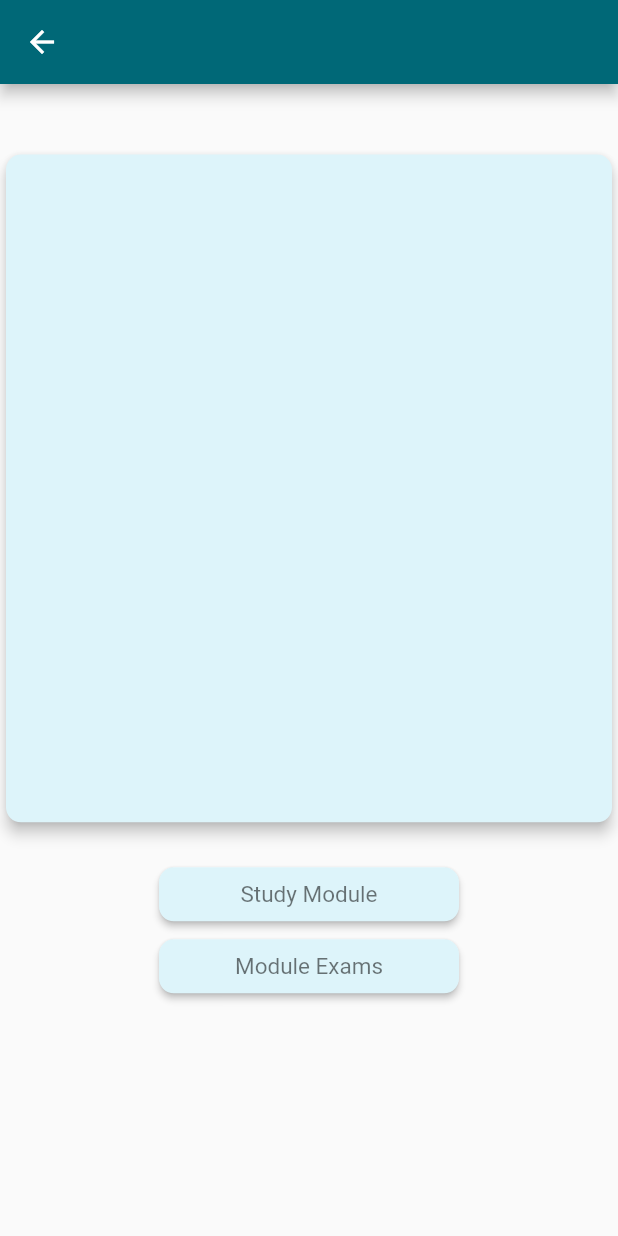
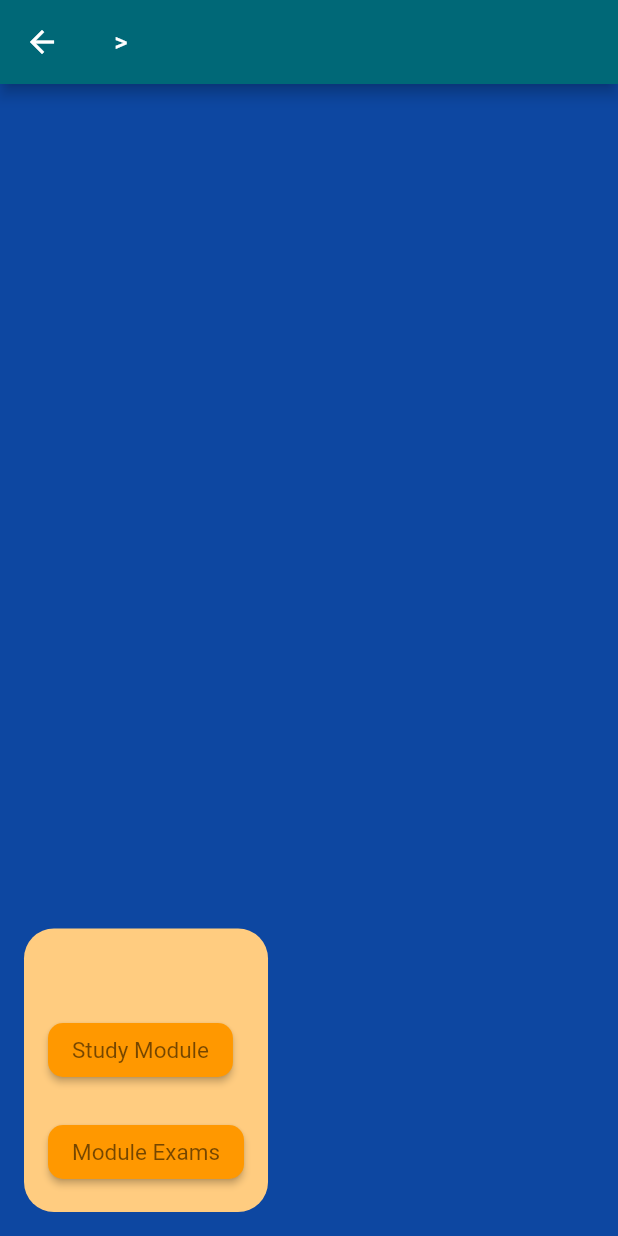
Before and after one commit to mazumdersaptarshi/isms_backup, a Flutter app: the ModuleDetails screen opened directly with empty values, on a phone screen of 412 x 824 dp. Run offline on Flutter 3.47's test engine with Material 2 defaults, Android fonts, the phone set to English and light mode, and no system bars; our stand-ins replace cloud_firestore, csv, file_picker, firebase_auth, firebase_core, firebase_storage and 5 more; missing offline and left inert: html_editor_enhanced, to_csv; accounts and stored records are empty.

Commit message:
merge uilayout/Moduledescpage.dart into moduleScreens/moduleDetailsScreen.dart

```diff
--- a/lib/screens/learningModuleScreens/courseScreens/moduleScreens/moduleDetailsScreen.dart
+++ b/lib/screens/learningModuleScreens/courseScreens/moduleScreens/moduleDetailsScreen.dart
@@ -56,7 +56,6 @@ class _ModuleDetailsState extends State<ModuleDetails> {
 
     CoursesProvider coursesProvider = Provider.of<CoursesProvider>(context);
 
-    try {} catch (e) {}
     widget.slidesDataMaster = SlidesDataMaster(
         course: widget.course,
         coursesProvider: coursesProvider,
@@ -64,7 +63,10 @@ class _ModuleDetailsState extends State<ModuleDetails> {
     if (isSlidesFetched == false) {
       fetchSlidesList(coursesProvider: coursesProvider);
     }
-    return Scaffold(
+    return Directionality(
+      textDirection: TextDirection.ltr,
+      child: Scaffold(
+        backgroundColor: Colors.blue[900],
         appBar: AppBar(
           leading: IconButton(
             icon: Icon(Icons.arrow_back),
@@ -72,54 +74,63 @@ class _ModuleDetailsState extends State<ModuleDetails> {
               Navigator.pop(context);
             },
           ),
-        title: widget.module != null
-            ? Text(
-                "${widget.module.title}",
+          title: Text(
+            "${widget.course.name} > ${widget.module.title}",
             style: commonTitleStyle,
           )
-            : Text(
-                "No modules",
-                style: commonTitleStyle,
+        ),
+        body: Padding(
+          padding: const EdgeInsets.all(16.0),
+          child: Column(
+            crossAxisAlignment: CrossAxisAlignment.start,
+            children: [
+              Text(
+                "${widget.module.title}",
+                style: ModuleDescStyle,
+              ),
+              SizedBox(height: 20.0),
+              Container(
+                decoration: BoxDecoration(
+                  color: Colors.white,
+                  borderRadius: BorderRadius.only(
+                    bottomLeft: Radius.circular(20.0),
+                    bottomRight: Radius.circular(20.0),
                   ),
                 ),
-      body: widget.module != null
-          ? Column(
-              crossAxisAlignment: CrossAxisAlignment.stretch,
+                //child: Image.network(
+                //  "https://blogassets.leverageedu.com/blog/wp-content/uploads/2020/04/23152312/IELTS-Study-Material.png",
+                //  fit: BoxFit.cover,
+                //),
+              ),
+              SizedBox(height: 20),
+              Spacer(),
+              Container(
+                padding: EdgeInsets.all(16.0),
+                decoration: BoxDecoration(
+                  color: Colors.orange[200],
+                  borderRadius: BorderRadius.circular(20.0),
+                ),
+                child: Column(
+                  crossAxisAlignment: CrossAxisAlignment.start,
                   children: [
                     Text(
-                  widget.course.name,
-                  style: ModuleDescStyle,
-                ),
-                SizedBox(height: 20),
-                // Card with course description
-                SingleChildScrollView(
-                  child: Container(
-                    height: MediaQuery.of(context).size.height * 0.55,
-                    child: Card(
-                      elevation: 4,
-                      shape: customCardShape,
-                      color: primaryColor,
-                      child: Padding(
-                        padding: const EdgeInsets.all(16.0),
-                        child: Text(
                       widget.module.contentDescription,
-                          style: commonTextStyle,
-                        ),
-                      ),
-                    ),
+                      style: TextStyle(
+                        color: Colors.black,
+                        fontSize: 18,
                       ),
                     ),
                     SizedBox(height: 20.0),
-                // Study Module button aligned to the bottom and centered
-                Align(
-                  alignment: Alignment.bottomCenter,
-                  child: Column(
-                    children: [
+                    // TODO move the slides loading logic into
+                    // SlidesDisplayScreen
                     if (isSlidesFetched && isSlidesListEmpty == false)
-                        SizedBox(
-                          width: 200,
-                          child: ElevatedButton(
-                            style: customElevatedButtonStyle(),
+                      ElevatedButton(
+                        style: ButtonStyle(
+                          backgroundColor:
+                          MaterialStateProperty.all<Color>(Colors.orange),
+                          foregroundColor:
+                          MaterialStateProperty.all<Color>(Colors.black),
+                        ),
                         onPressed: () async {
                           await loggedInState.setUserCourseStarted(
                               courseDetails: {
@@ -136,7 +147,6 @@ class _ModuleDetailsState extends State<ModuleDetails> {
                                       )));
                         },
                         child: Text('Study Module', style: commonTextStyle),
-                          ),
                       )
                     else
                       Container(
@@ -150,11 +160,8 @@ class _ModuleDetailsState extends State<ModuleDetails> {
                           ),
                         ),
                       ),
-
-                      SizedBox(
-                        width: 200,
-                        child: ElevatedButton(
-                          style: customElevatedButtonStyle(),
+                    SizedBox(height: 20.0),
+                    ElevatedButton(
                       onPressed: () {
                         Navigator.push(
                           context,
@@ -166,56 +173,38 @@ class _ModuleDetailsState extends State<ModuleDetails> {
                                   )));
                       },
                       child: Text('Module Exams', style: commonTextStyle),
+                      style: ButtonStyle(
+                        backgroundColor:
+                        MaterialStateProperty.all<Color>(Colors.orange),
+                        foregroundColor:
+                        MaterialStateProperty.all<Color>(Colors.black),
                       ),
                     ),
 
-                      // TODO see if this can be removed, as it's
-                      // already in the module exam list page
-                      SizedBox(height: 20),
-                      if (userRole == "admin")
-                        SizedBox(
-                          width: 200,
-                          child: ElevatedButton(
-                            style: customElevatedButtonStyle(),
-                            onPressed: () {
-                              Navigator.push(
-                                  context,
-                                  MaterialPageRoute(
-                                      builder: (context) => ExamCreation(
-                                            course: widget.course,
-                                            examtype: EXAMTYPE.moduleExam,
-                                            module: widget.module,
-                                          )));
-                            },
-                            child:
-                                Text('Create new exam', style: commonTextStyle),
-                          ),
-                        ),
-                      SizedBox(height: 20),
-                      if (userRole == "admin")
-                        SizedBox(
-                          width: 200,
-                          child: ElevatedButton(
-                            style: customElevatedButtonStyle(),
-                            onPressed: () {
-                              Navigator.push(
-                                  context,
-                                  MaterialPageRoute(
-                                      builder: (context) => CreateSlideScreen(
-                                          course: widget.course,
-                                          module: widget.module)));
-                            },
-                            child:
-                                Text('Add new slide', style: commonTextStyle),
+                    //SizedBox(height: 20),
+                    //if (userRole == "admin")
+                    //  SizedBox(
+                    //    width: 200,
+                    //    child: ElevatedButton(
+                    //      style: customElevatedButtonStyle(),
+                    //      onPressed: () {
+                    //        Navigator.push(
+                    //            context,
+                    //            MaterialPageRoute(
+                    //                builder: (context) => CreateSlideScreen(
+                    //                    course: widget.course,
+                    //                    module: widget.module)));
+                    //      },
+                    //      child:
+                    //          Text('Add new slide', style: commonTextStyle),
+                    //    ),
+                    //  ),
+                  ],
                 ),
               ),
             ],
           ),
         ),
-              ],
-            )
-          : Container(
-              child: Text("No modules"),
       ),
     );
   }
--- a/lib/themes/common_theme.dart
+++ b/lib/themes/common_theme.dart
@@ -23,7 +23,7 @@ ButtonStyle customElevatedButtonStyle() {
 }
 
 TextStyle ModuleDescStyle =
-    TextStyle(fontSize: 20, fontWeight: FontWeight.bold, color: primaryColor);
+    TextStyle(fontSize: 24, fontWeight: FontWeight.bold, color: Colors.white);
 
 TextStyle commonTextStyle =
     TextStyle(fontSize: defaultFontSize, color: textColor);
```
Also changed, not shown: lib/frontend_temp/module_desc.dart (deleted, +0 -88 lines), lib/uilayout/Moduledescpage.dart (deleted, +0 -104 lines). Lines whose indentation alone changed are shown as unchanged.
